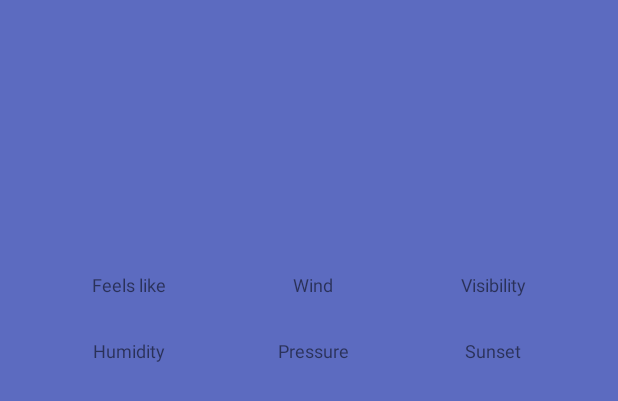
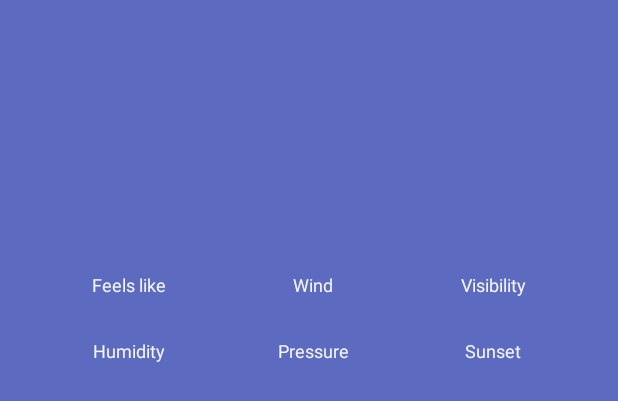
Before and after one commit to DmitryBelonogov/Weather, an Android app: the layout activity_home.xml on its own in the app's theme, with its tools: preview values and no code run, on a phone screen of 412 x 824 dp. Shown: the top 401 px of the screen. Run offline under Robolectric (Android 15) with nearby library versions, the phone set to English and light mode, and no system bars.

Commit message:
- White text

```diff
--- a/app/src/main/res/layout/activity_home.xml
+++ b/app/src/main/res/layout/activity_home.xml
@@ -31,6 +31,7 @@
             android:layout_height="wrap_content"
             android:layout_alignParentStart="true"
             android:layout_alignParentLeft="true"
+            android:textColor="@color/colorLight"
             android:layout_below="@id/icon_view" />
 
         <TextView
@@ -42,6 +43,7 @@
             android:layout_height="wrap_content"
             android:layout_alignParentLeft="true"
             android:layout_alignParentStart="true"
+            android:textColor="@color/colorLight"
             android:layout_below="@id/city_view" />
 
         <TextView
@@ -55,6 +57,7 @@
             android:layout_height="wrap_content"
             android:layout_alignParentLeft="true"
             android:layout_alignParentStart="true"
+            android:textColor="@color/colorLight"
             android:layout_below="@id/country_view" />
 
         <TextView
@@ -65,6 +68,7 @@
             android:layout_height="wrap_content"
             android:layout_alignParentEnd="true"
             android:layout_alignParentRight="true"
+            android:textColor="@color/colorLight"
             android:layout_alignTop="@id/icon_view" />
 
     </RelativeLayout>
@@ -94,13 +98,15 @@
                 <TextView
                     android:id="@+id/heat_index_view"
                     android:layout_width="wrap_content"
-                    android:layout_height="wrap_content" />
+                    android:layout_height="wrap_content"
+                    android:textColor="@color/colorLight" />
 
                 <TextView
                     android:text="Feels like"
                     android:layout_width="wrap_content"
                     android:layout_height="wrap_content"
                     android:paddingBottom="8dp"
+                    android:textColor="@color/colorLight"
                     android:textSize="12sp"/>
 
             </LinearLayout>
@@ -115,13 +121,15 @@
                 <TextView
                     android:id="@+id/humidity_view"
                     android:layout_width="wrap_content"
-                    android:layout_height="wrap_content" />
+                    android:layout_height="wrap_content"
+                    android:textColor="@color/colorLight" />
 
                 <TextView
                     android:text="Humidity"
                     android:layout_width="wrap_content"
                     android:layout_height="wrap_content"
                     android:paddingBottom="8dp"
+                    android:textColor="@color/colorLight"
                     android:textSize="12sp" />
 
             </LinearLayout>
@@ -144,13 +152,15 @@
                 <TextView
                     android:id="@+id/wind_view"
                     android:layout_width="wrap_content"
-                    android:layout_height="wrap_content" />
+                    android:layout_height="wrap_content"
+                    android:textColor="@color/colorLight" />
 
                 <TextView
                     android:text="Wind"
                     android:layout_width="wrap_content"
                     android:layout_height="wrap_content"
                     android:paddingBottom="8dp"
+                    android:textColor="@color/colorLight"
                     android:textSize="12sp" />
 
             </LinearLayout>
@@ -164,13 +174,15 @@
                 <TextView
                     android:id="@+id/pressure_view"
                     android:layout_width="wrap_content"
-                    android:layout_height="wrap_content" />
+                    android:layout_height="wrap_content"
+                    android:textColor="@color/colorLight" />
 
                 <TextView
                     android:text="Pressure"
                     android:layout_width="wrap_content"
                     android:layout_height="wrap_content"
                     android:paddingBottom="8dp"
+                    android:textColor="@color/colorLight"
                     android:textSize="12sp" />
 
             </LinearLayout>
@@ -193,13 +205,15 @@
                 <TextView
                     android:id="@+id/visibility_view"
                     android:layout_width="wrap_content"
-                    android:layout_height="wrap_content" />
+                    android:layout_height="wrap_content"
+                    android:textColor="@color/colorLight" />
 
                 <TextView
                     android:text="Visibility"
                     android:layout_width="wrap_content"
                     android:layout_height="wrap_content"
                     android:paddingBottom="8dp"
+                    android:textColor="@color/colorLight"
                     android:textSize="12sp" />
 
             </LinearLayout>
@@ -213,13 +227,15 @@
                 <TextView
                     android:id="@+id/sunset_view"
                     android:layout_width="wrap_content"
-                    android:layout_height="wrap_content" />
+                    android:layout_height="wrap_content"
+                    android:textColor="@color/colorLight" />
 
                 <TextView
                     android:text="Sunset"
                     android:layout_width="wrap_content"
                     android:layout_height="wrap_content"
                     android:paddingBottom="8dp"
+                    android:textColor="@color/colorLight"
                     android:textSize="12sp"/>
 
             </LinearLayout>
```
